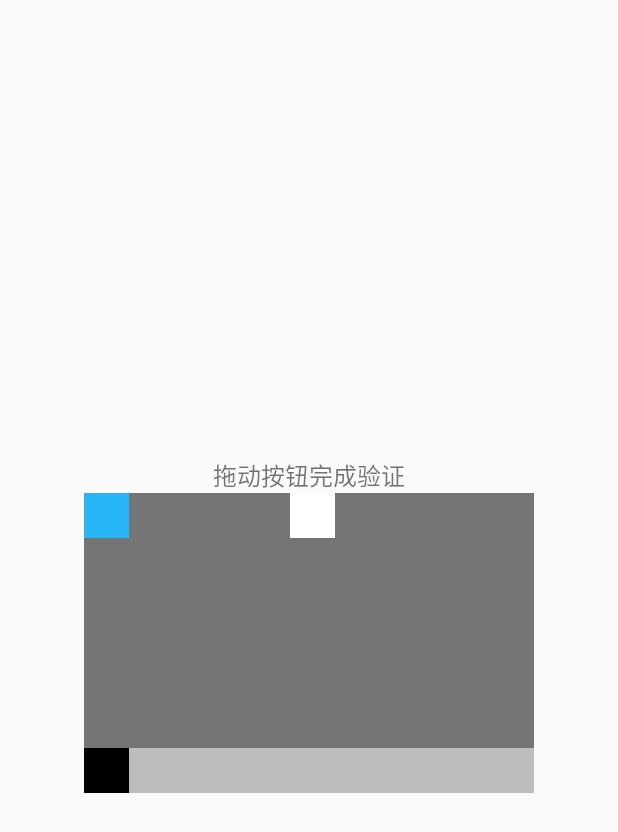
After one commit to ddx533534/Android-Feature-Test, an Android app built with Jetpack Compose: the layout drag_verification_dialog.xml on its own in the app's theme, with its tools: preview values and no code run, on a phone screen of 412 x 824 dp. The commit adds this screen. Shown: the top 832 px of the screen. Run offline under Robolectric (Android 15) with nearby library versions, the phone set to English and light mode, and no system bars.

Commit message:
drag feature

```diff
--- /dev/null
+++ b/app/src/main/res/layout/drag_verification_dialog.xml
@@ -0,0 +1,80 @@
+<FrameLayout xmlns:android="http://schemas.android.com/apk/res/android"
+    xmlns:tools="http://schemas.android.com/tools"
+    android:layout_width="match_parent"
+    android:layout_height="match_parent">
+
+
+    <androidx.appcompat.widget.LinearLayoutCompat
+        android:layout_width="wrap_content"
+        android:layout_height="wrap_content"
+        android:layout_gravity="center"
+        android:gravity="center"
+        android:orientation="vertical">
+
+
+        <TextView
+            android:id="@+id/title"
+            android:layout_width="wrap_content"
+            android:layout_height="wrap_content"
+            android:layout_marginTop="10dp"
+            android:text="拖动按钮完成验证"
+            android:textSize="16sp"
+            android:visibility="visible"
+            tools:layout_gravity="clip_horizontal" />
+
+        <RelativeLayout
+            android:layout_width="300dp"
+            android:layout_height="200dp"
+            android:orientation="vertical"
+            android:layout_gravity="center">
+            <androidx.appcompat.widget.LinearLayoutCompat
+                android:id="@+id/background"
+                android:layout_width="400dp"
+                android:layout_height="200dp"
+                android:background="@color/gray_600"
+                android:orientation="vertical" />
+
+            <androidx.appcompat.widget.LinearLayoutCompat
+                android:id="@+id/target_des"
+                android:layout_width="30dp"
+                android:layout_height="30dp"
+                android:background="@color/white"
+                android:layout_marginStart="137dp"
+                android:orientation="vertical"
+                android:layout_alignStart="@id/background"/>
+            <androidx.appcompat.widget.LinearLayoutCompat
+                android:id="@+id/target"
+                android:layout_width="30dp"
+                android:layout_height="30dp"
+                android:background="@color/light_blue_400"
+                android:orientation="vertical"
+                android:layout_alignStart="@id/background"/>
+            <androidx.appcompat.widget.LinearLayoutCompat
+                android:id="@+id/drag_group"
+                android:layout_alignBottom="@id/background"
+                android:layout_width="300dp"
+                android:layout_height="30dp"
+                android:layout_marginTop="20dp"
+                android:background="@color/gray_400"
+                android:orientation="horizontal">
+                <androidx.appcompat.widget.LinearLayoutCompat
+                    android:id="@+id/drag_left"
+                    android:layout_width="0dp"
+                    android:layout_height="30dp"
+                    android:background="#00FF00"
+                    android:orientation="vertical"
+                    android:layout_alignStart="@id/background"/>
+                <androidx.appcompat.widget.LinearLayoutCompat
+                    android:id="@+id/drag"
+                    android:layout_width="30dp"
+                    android:layout_height="30dp"
+                    android:background="@color/black"
+                    android:orientation="vertical" />
+            </androidx.appcompat.widget.LinearLayoutCompat>
+
+
+        </RelativeLayout>
+
+    </androidx.appcompat.widget.LinearLayoutCompat>
+
+</FrameLayout>
--- a/app/src/main/res/values-night/styles.xml
+++ b/app/src/main/res/values-night/styles.xml
@@ -2,6 +2,5 @@
 
     <style name="Widget.AppTheme.MyView" parent="">
         <item name="android:background">@color/gray_600</item>
-        <item name="exampleColor">@color/light_blue_600</item>
     </style>
 </resources>
--- a/app/src/main/res/values/styles.xml
+++ b/app/src/main/res/values/styles.xml
@@ -12,6 +12,5 @@
 
     <style name="Widget.AppTheme.MyView" parent="">
         <item name="android:background">@color/gray_400</item>
-        <item name="exampleColor">@color/light_blue_400</item>
     </style>
 </resources>
```
Also changed, not shown: app/src/main/java/com/example/androidfeature/MainActivity.java (+27 -3 lines), app/src/main/java/com/example/androidfeature/widget/DragVerificationDialog.kt (added, +149 -0 lines), app/src/main/java/com/example/androidfeature/widget/DragVerificationView.kt (added, +46 -0 lines), app/src/main/res/values/attrs_custom_scroll.xml (deleted, +0 -8 lines).
